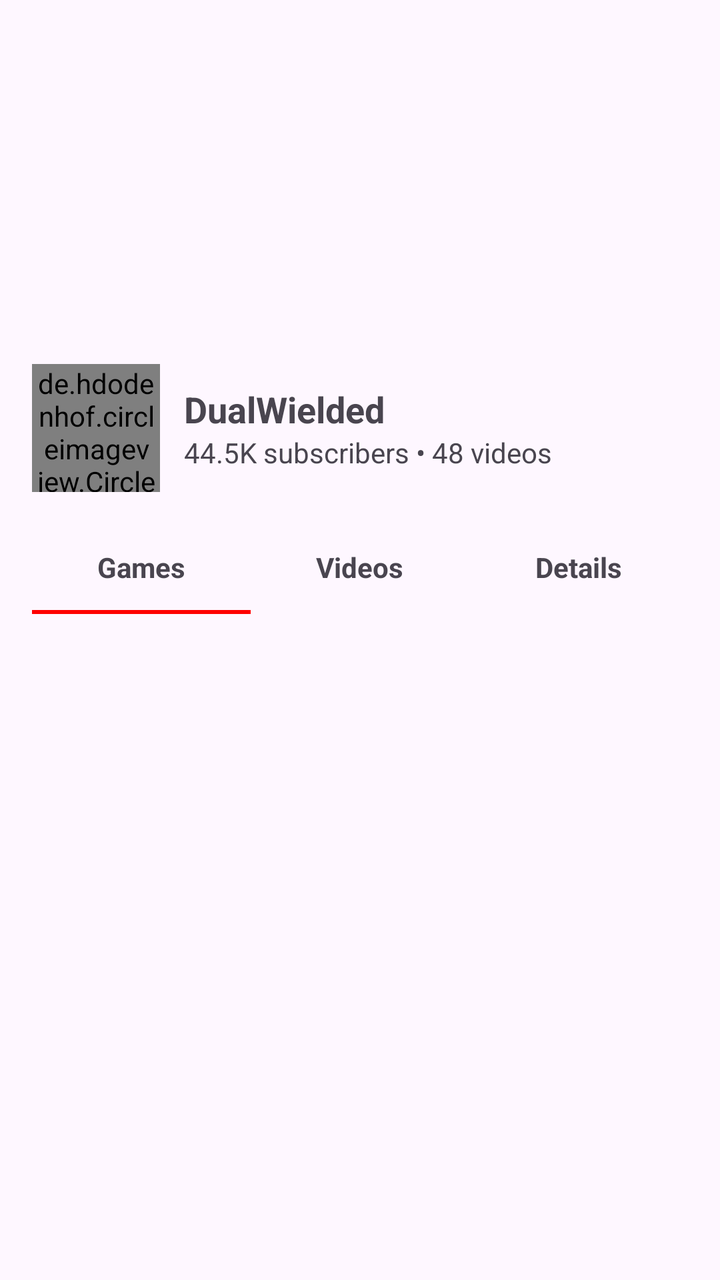
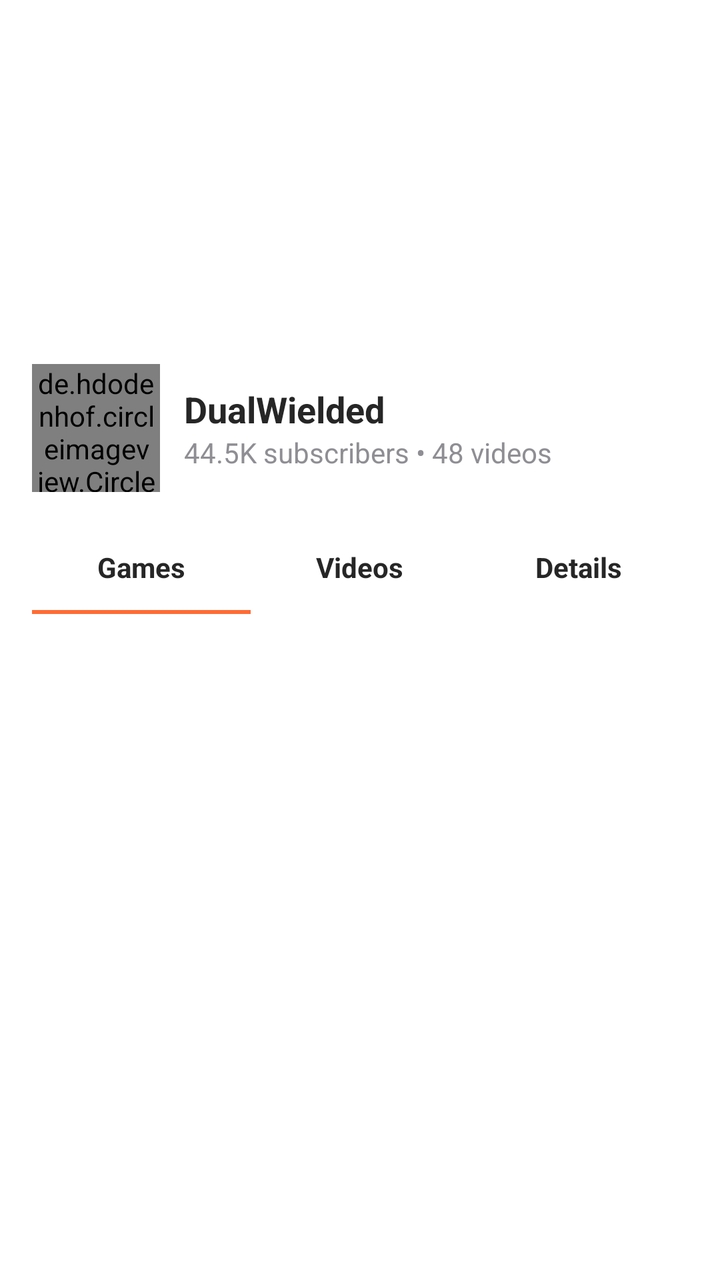

Two renders of the same Android screen: before a commit and after it. Below are the layout's source before the change and the commit's diff.
<!-- AndroidManifest.xml: application theme Theme.Genzcrop -->
<!-- res/layout/activity_channel.xml -->
<?xml version="1.0" encoding="utf-8"?>
<LinearLayout
    xmlns:android="http://schemas.android.com/apk/res/android"
    android:orientation="vertical"
    android:layout_width="match_parent"
    android:layout_height="match_parent">

    
    <ScrollView
        android:layout_width="match_parent"
        android:layout_height="wrap_content"
        android:fillViewport="true">

        <LinearLayout
            android:layout_width="match_parent"
            android:layout_height="wrap_content"
            android:orientation="vertical"
            android:padding="16dp">

            
            <ImageView
                android:id="@+id/bannerImage"
                android:layout_width="match_parent"
                android:layout_height="150dp"
                android:scaleType="centerCrop" />

            
            <LinearLayout
                android:layout_width="match_parent"
                android:layout_height="wrap_content"
                android:orientation="horizontal"
                android:paddingTop="16dp"
                android:gravity="center_vertical">

                <de.hdodenhof.circleimageview.CircleImageView
                    android:id="@+id/profileImage"
                    android:layout_width="64dp"
                    android:layout_height="64dp"
                    android:layout_marginEnd="12dp"
                    android:src="@drawable/profile"
                    android:background="@drawable/circle_background"
                    android:scaleType="centerCrop" />

                <LinearLayout
                    android:layout_width="wrap_content"
                    android:layout_height="wrap_content"
                    android:orientation="vertical">

                    <TextView
                        android:id="@+id/channelName"
                        android:layout_width="wrap_content"
                        android:layout_height="wrap_content"
                        android:text="DualWielded"
                        android:textStyle="bold"
                        android:textSize="18sp" />

                    <TextView
                        android:id="@+id/subscriberCount"
                        android:layout_width="wrap_content"
                        android:layout_height="wrap_content"
                        android:text="44.5K subscribers • 48 videos"
                        android:textSize="14sp" />
                </LinearLayout>
            </LinearLayout>

            
            <LinearLayout
                android:id="@+id/menuTabs"
                android:layout_width="match_parent"
                android:layout_height="wrap_content"
                android:layout_marginTop="16dp"
                android:orientation="horizontal"
                android:weightSum="3">

                
                <LinearLayout
                    android:layout_width="0dp"
                    android:layout_height="wrap_content"
                    android:layout_weight="1"
                    android:orientation="vertical"
                    android:gravity="center">

                    <TextView
                        android:id="@+id/tabGames"
                        android:layout_width="wrap_content"
                        android:layout_height="wrap_content"
                        android:text="Games"
                        android:textStyle="bold"
                        android:padding="12dp" />

                    <View
                        android:id="@+id/underlineGames"
                        android:layout_width="match_parent"
                        android:layout_height="2dp"
                        android:background="#FF0000"
                        android:visibility="visible" />
                </LinearLayout>

                
                <LinearLayout
                    android:layout_width="0dp"
                    android:layout_height="wrap_content"
                    android:layout_weight="1"
                    android:orientation="vertical"
                    android:gravity="center">

                    <TextView
                        android:id="@+id/tabVideos"
                        android:layout_width="wrap_content"
                        android:layout_height="wrap_content"
                        android:text="Videos"
                        android:textStyle="bold"
                        android:padding="12dp" />

                    <View
                        android:id="@+id/underlineVideos"
                        android:layout_width="match_parent"
                        android:layout_height="2dp"
                        android:background="#FF0000"
                        android:visibility="gone" />
                </LinearLayout>

                
                <LinearLayout
                    android:layout_width="0dp"
                    android:layout_height="wrap_content"
                    android:layout_weight="1"
                    android:orientation="vertical"
                    android:gravity="center">

                    <TextView
                        android:id="@+id/tabDetails"
                        android:layout_width="wrap_content"
                        android:layout_height="wrap_content"
                        android:text="Details"
                        android:textStyle="bold"
                        android:padding="12dp" />

                    <View
                        android:id="@+id/underlineDetails"
                        android:layout_width="match_parent"
                        android:layout_height="2dp"
                        android:background="#FF0000"
                        android:visibility="gone" />
                </LinearLayout>
            </LinearLayout>
        </LinearLayout>
    </ScrollView>

    
    <FrameLayout
        android:id="@+id/fragmentContainer"
        android:layout_width="match_parent"
        android:layout_height="0dp"
        android:layout_weight="1"
       />
</LinearLayout>
<!-- resources referenced by this layout -->
<resources>
  <!-- drawable circle_background (drawable) -->
  <?xml version="1.0" encoding="utf-8"?>
  <layer-list
      xmlns:android="http://schemas.android.com/apk/res/android">
      <item
          android:top="2px"
          android:bottom="2px">
          <shape android:shape="oval">
              <solid android:color="#5CB1B1B1"/>
          </shape>
      </item>
  </layer-list>
  <!-- drawable profile (drawable) -->
  <vector xmlns:android="http://schemas.android.com/apk/res/android"
      android:width="24dp"
      android:height="24dp"
      android:viewportWidth="24"
      android:viewportHeight="24">
    <path
        android:pathData="M12,12C15.314,12 18,9.314 18,6C18,2.686 15.314,0 12,0C8.686,0 6,2.686 6,6C6,9.314 8.686,12 12,12Z"
        android:fillColor="#D1D1D1"/>
    <path
        android:pathData="M12,13.999C7.032,14.005 3.006,18.031 3,22.999C3,23.551 3.448,23.999 4,23.999H20C20.552,23.999 21,23.551 21,22.999C20.994,18.031 16.968,14.005 12,13.999Z"
        android:fillColor="#D1D1D1"/>
  </vector>
  <style name="Theme.Genzcrop" parent="Theme.Material3.DayNight.NoActionBar">
          
          <item name="colorPrimary">@color/purple_500</item>
          <item name="colorPrimaryVariant">@color/purple_700</item>
          <item name="colorOnPrimary">@color/white</item>
          
          <item name="colorSecondary">@color/teal_200</item>
          <item name="colorSecondaryVariant">@color/teal_700</item>
          <item name="colorOnSecondary">@color/black</item>
          
          <item name="android:statusBarColor">@color/black</item>
          <item name="android:windowLightStatusBar">false</item>
          
      </style>
  <color name="purple_500">#FF6200EE</color>
  <color name="purple_700">#FF3700B3</color>
  <color name="white">#FFFFFFFF</color>
  <color name="teal_200">#FF03DAC5</color>
  <color name="teal_700">#FF018786</color>
  <color name="black">#FF000000</color>
</resources>

<!-- the commit's change to res/layout/activity_channel.xml (unified diff, before → after) -->
@@ -3,7 +3,8 @@
     xmlns:android="http://schemas.android.com/apk/res/android"
     android:orientation="vertical"
     android:layout_width="match_parent"
-    android:layout_height="match_parent">
+    android:layout_height="match_parent"
+    android:background="?android:colorBackground">
 
     
     <ScrollView
@@ -52,14 +53,16 @@
                         android:layout_height="wrap_content"
                         android:text="DualWielded"
                         android:textStyle="bold"
-                        android:textSize="18sp" />
+                        android:textSize="18sp"
+                        android:textColor="?android:attr/textColorPrimary" />
 
                     <TextView
                         android:id="@+id/subscriberCount"
                         android:layout_width="wrap_content"
                         android:layout_height="wrap_content"
                         android:text="44.5K subscribers • 48 videos"
-                        android:textSize="14sp" />
+                        android:textSize="14sp"
+                        android:textColor="?android:attr/textColorSecondary" />
                 </LinearLayout>
             </LinearLayout>
 
@@ -86,13 +89,14 @@
                         android:layout_height="wrap_content"
                         android:text="Games"
                         android:textStyle="bold"
-                        android:padding="12dp" />
+                        android:padding="12dp"
+                        android:textColor="?android:attr/textColorPrimary" />
 
                     <View
                         android:id="@+id/underlineGames"
                         android:layout_width="match_parent"
                         android:layout_height="2dp"
-                        android:background="#FF0000"
+                        android:background="@color/instagram_orange"
                         android:visibility="visible" />
                 </LinearLayout>
 
@@ -110,13 +114,14 @@
                         android:layout_height="wrap_content"
                         android:text="Videos"
                         android:textStyle="bold"
-                        android:padding="12dp" />
+                        android:padding="12dp"
+                        android:textColor="?android:attr/textColorPrimary" />
 
                     <View
                         android:id="@+id/underlineVideos"
                         android:layout_width="match_parent"
                         android:layout_height="2dp"
-                        android:background="#FF0000"
+                        android:background="@color/instagram_orange"
                         android:visibility="gone" />
                 </LinearLayout>
 
@@ -134,24 +139,25 @@
                         android:layout_height="wrap_content"
                         android:text="Details"
                         android:textStyle="bold"
-                        android:padding="12dp" />
+                        android:padding="12dp"
+                        android:textColor="?android:attr/textColorPrimary" />
 
                     <View
                         android:id="@+id/underlineDetails"
                         android:layout_width="match_parent"
                         android:layout_height="2dp"
-                        android:background="#FF0000"
+                        android:background="@color/instagram_orange"
                         android:visibility="gone" />
                 </LinearLayout>
             </LinearLayout>
+
+            
+            <FrameLayout
+                android:id="@+id/fragmentContainer"
+                android:layout_width="match_parent"
+                android:layout_height="0dp"
+                android:layout_weight="1" />
+
         </LinearLayout>
     </ScrollView>
-
-    
-    <FrameLayout
-        android:id="@+id/fragmentContainer"
-        android:layout_width="match_parent"
-        android:layout_height="0dp"
-        android:layout_weight="1"
-       />
 </LinearLayout>
<!-- resource entries referenced after the edit -->
@@ -1,5 +1,6 @@
 <!-- resources referenced by this layout -->
 <resources>
+  <color name="instagram_orange">#FF6B35</color>
   <!-- drawable circle_background (drawable) -->
   <?xml version="1.0" encoding="utf-8"?>
   <layer-list
@@ -27,23 +28,36 @@
   </vector>
   <style name="Theme.Genzcrop" parent="Theme.Material3.DayNight.NoActionBar">
           
-          <item name="colorPrimary">@color/purple_500</item>
-          <item name="colorPrimaryVariant">@color/purple_700</item>
+          <item name="colorPrimary">@color/instagram_orange</item>
+          <item name="colorPrimaryVariant">@color/instagram_orange_dark</item>
           <item name="colorOnPrimary">@color/white</item>
           
-          <item name="colorSecondary">@color/teal_200</item>
-          <item name="colorSecondaryVariant">@color/teal_700</item>
+          <item name="colorSecondary">@color/instagram_orange_light</item>
+          <item name="colorSecondaryVariant">@color/instagram_orange_dark</item>
           <item name="colorOnSecondary">@color/black</item>
           
           <item name="android:statusBarColor">@color/black</item>
           <item name="android:windowLightStatusBar">false</item>
           
+          <item name="android:colorBackground">@color/background_primary</item>
+          <item name="colorSurface">@color/background_secondary</item>
+          
+          <item name="android:textColorPrimary">@color/text_primary</item>
+          <item name="android:textColorSecondary">@color/text_secondary</item>
+          
+          <item name="android:dividerColor">@color/divider_light</item>
+          <item name="colorOutline">@color/border_light</item>
+          
       </style>
-  <color name="purple_500">#FF6200EE</color>
-  <color name="purple_700">#FF3700B3</color>
+  <color name="instagram_orange_dark">#E55A2B</color>
   <color name="white">#FFFFFFFF</color>
-  <color name="teal_200">#FF03DAC5</color>
-  <color name="teal_700">#FF018786</color>
+  <color name="instagram_orange_light">#FF8A65</color>
   <color name="black">#FF000000</color>
+  <color name="background_primary">#FFFFFF</color>
+  <color name="background_secondary">#FAFAFA</color>
+  <color name="text_primary">#262626</color>
+  <color name="text_secondary">#8E8E93</color>
+  <color name="divider_light">#F0F0F0</color>
+  <color name="border_light">#DBDBDB</color>
 </resources>
 
